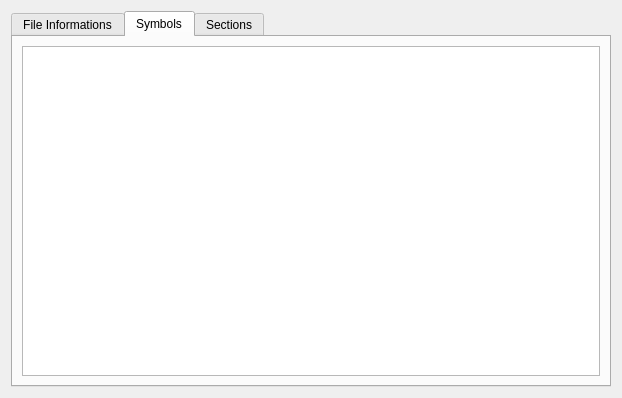
This is src/common/elf/elffilewidget.ui in SocExplorer/SocExplorer as Qt 5 draws it before an edit. The edited form follows.
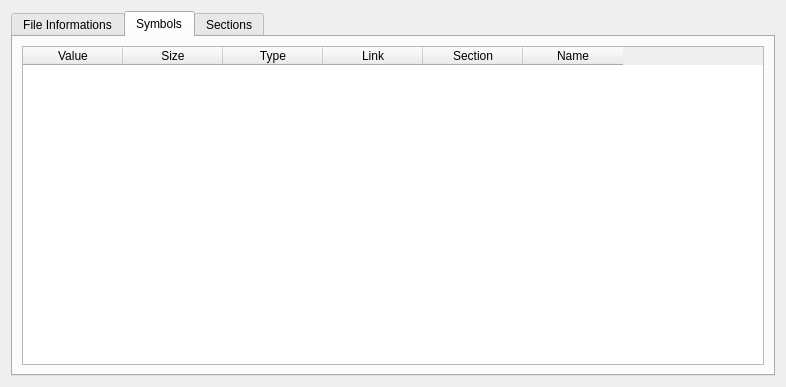
This is the edited form. The open tabs and pages were chosen to show the change. Custom widgets are drawn as their Qt base class.

Patch:
```diff
--- a/src/common/elf/elffilewidget.ui
+++ b/src/common/elf/elffilewidget.ui
@@ -6,8 +6,8 @@
    <rect>
     <x>0</x>
     <y>0</y>
-    <width>622</width>
-    <height>398</height>
+    <width>786</width>
+    <height>387</height>
    </rect>
   </property>
   <property name="minimumSize">
@@ -185,7 +185,41 @@
       </attribute>
       <layout class="QGridLayout" name="gridLayout_2">
        <item row="0" column="0">
-        <widget class="QTableWidget" name="symbolsList"/>
+        <widget class="QTableWidget" name="symbolsList">
+         <property name="sortingEnabled">
+          <bool>true</bool>
+         </property>
+         <column>
+          <property name="text">
+           <string>Value</string>
+          </property>
+         </column>
+         <column>
+          <property name="text">
+           <string>Size</string>
+          </property>
+         </column>
+         <column>
+          <property name="text">
+           <string>Type</string>
+          </property>
+         </column>
+         <column>
+          <property name="text">
+           <string>Link</string>
+          </property>
+         </column>
+         <column>
+          <property name="text">
+           <string>Section</string>
+          </property>
+         </column>
+         <column>
+          <property name="text">
+           <string>Name</string>
+          </property>
+         </column>
+        </widget>
        </item>
       </layout>
      </widget>
```
Left out of the diff: 2 changed lines with no effect on the pictures.
